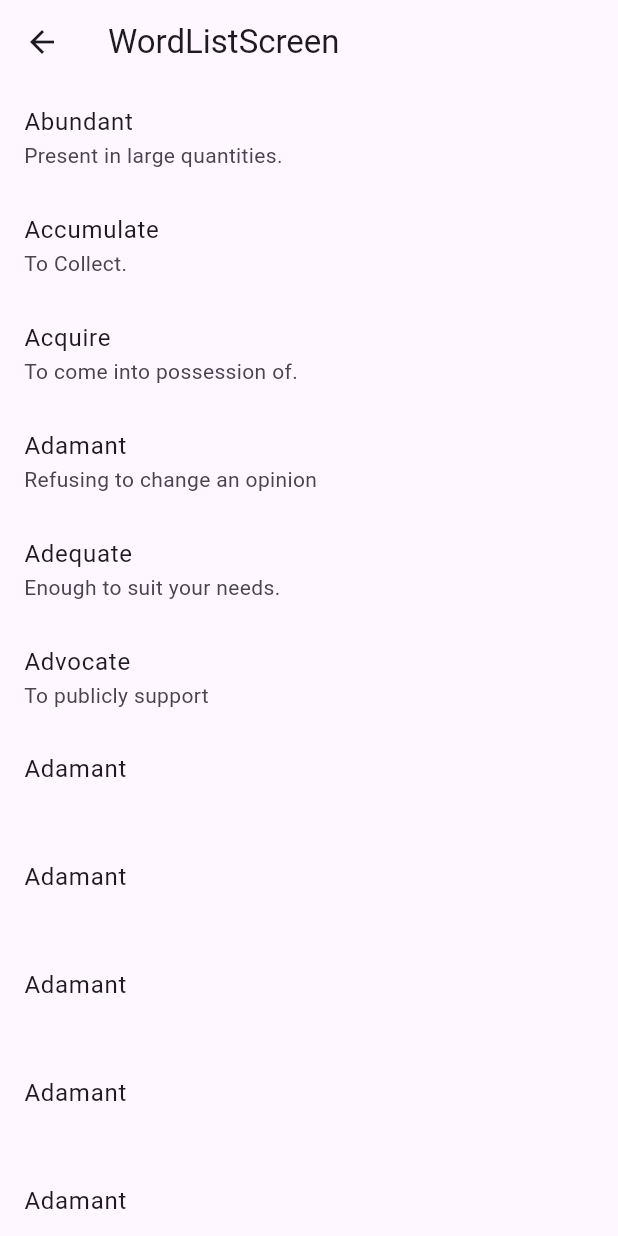
After one commit to vipullal-github/toefl-trainer-flutter, a Flutter app: the screen it shows after launch, after a tap on "English Words", on a phone screen of 412 x 824 dp. The commit adds this screen. Run offline on Flutter 3.47's test engine with Material 2 defaults, Android fonts, the phone set to English and light mode, and no system bars.

Commit message:
Rough draft of the word list screen

```diff
--- a/lib/app_data_provider.dart
+++ b/lib/app_data_provider.dart
@@ -1,5 +1,6 @@
 import 'package:flutter/material.dart';
 
+import 'learn_word.dart';
 import 'word_category.dart';
 
 class AppDataProvider with ChangeNotifier {
@@ -8,5 +9,36 @@ class AppDataProvider with ChangeNotifier {
     WordCategory(id: 2, categoryName: "Vietnamese words")
   ];
 
+  final List<LearnWord> _wordsList = [
+    LearnWord(id: 1, categoryId: 1, word: "Abundant", meaning: "Present in large quantities.", notes: "Living close to a lake means we have an abundant supply of water."),
+    LearnWord(id: 1, categoryId: 1, word: "Accumulate", meaning: "To Collect.", notes: "He was good at business and accumulated a large amount of wealth"),
+    LearnWord(id: 1, categoryId: 1, word: "Acquire", meaning: "To come into possession of.", notes: "When my grandmother died, I acquired her cookbook collection."),
+    LearnWord(id: 1, categoryId: 1, word: "Adamant", meaning: "Refusing to change an opinion", notes: "The defendant was adamant that he was innocent."),
+    LearnWord(id: 1, categoryId: 1, word: "Adequate", meaning: "Enough to suit your needs.", notes: "Our house isn’t big, but it’s adequate for the two of us."),
+    LearnWord(id: 1, categoryId: 1, word: "Advocate", meaning: "To publicly support", notes: "My aunt is a major advocate for women’s’ rights."),
+    LearnWord(id: 1, categoryId: 1, word: "Adamant", meaning: "", notes: ""),
+    LearnWord(id: 1, categoryId: 1, word: "Adamant", meaning: "", notes: ""),
+    LearnWord(id: 1, categoryId: 1, word: "Adamant", meaning: "", notes: ""),
+    LearnWord(id: 1, categoryId: 1, word: "Adamant", meaning: "", notes: ""),
+    LearnWord(id: 1, categoryId: 1, word: "Adamant", meaning: "", notes: ""),
+    LearnWord(id: 1, categoryId: 1, word: "Adamant", meaning: "", notes: ""),
+    LearnWord(id: 1, categoryId: 1, word: "Adamant", meaning: "", notes: ""),
+    LearnWord(id: 1, categoryId: 1, word: "Adamant", meaning: "", notes: ""),
+    LearnWord(id: 1, categoryId: 1, word: "Adamant", meaning: "", notes: ""),
+    LearnWord(id: 1, categoryId: 1, word: "Adamant", meaning: "", notes: ""),
+    LearnWord(id: 1, categoryId: 1, word: "Adamant", meaning: "", notes: ""),
+    LearnWord(id: 1, categoryId: 1, word: "Adamant", meaning: "", notes: ""),
+    LearnWord(id: 1, categoryId: 1, word: "Adamant", meaning: "", notes: ""),
+    LearnWord(id: 1, categoryId: 1, word: "Adamant", meaning: "", notes: ""),
+    LearnWord(id: 1, categoryId: 1, word: "Adamant", meaning: "", notes: ""),
+    LearnWord(id: 1, categoryId: 1, word: "Adamant", meaning: "", notes: ""),
+    LearnWord(id: 1, categoryId: 1, word: "Adamant", meaning: "", notes: ""),
+    LearnWord(id: 1, categoryId: 1, word: "Adamant", meaning: "", notes: ""),
+    LearnWord(id: 1, categoryId: 1, word: "Adamant", meaning: "", notes: ""),
+    LearnWord(id: 1, categoryId: 1, word: "Adamant", meaning: "", notes: ""),
+    LearnWord(id: 1, categoryId: 1, word: "Adamant", meaning: "", notes: ""),
+  ];
+
   List<WordCategory> get categories => _categories;
+  List<LearnWord> get wordList => _wordsList;
 }
--- a/lib/category_list_screen.dart
+++ b/lib/category_list_screen.dart
@@ -12,6 +12,11 @@ class CategoryListScreen extends StatelessWidget {
         return ListTile(
           title: Text(e.categoryName),
           subtitle: Text(e.description),
+          onTap: () {
+            Navigator.of(context).pushNamed("/wordList");
+            // Navigator.of(context).push(MaterialPageRoute(
+            //     builder: (context) => const WordListScreen()));
+          },
         );
       },
     ).toList();
--- a/lib/learn_word.dart
+++ b/lib/learn_word.dart
@@ -1,11 +1,13 @@
 class LearnWord {
   int id;
+  int categoryId;
   String word;
   String meaning;
   String notes;
 
   LearnWord(
       {required this.id,
+      required this.categoryId,
       required this.word,
       required this.meaning,
       required this.notes});
--- a/lib/main.dart
+++ b/lib/main.dart
@@ -2,6 +2,7 @@ import 'package:flutter/material.dart';
 import 'package:provider/provider.dart';
 import 'package:wordlist/app_data_provider.dart';
 import 'package:wordlist/category_list_screen.dart';
+import 'package:wordlist/word_list_screen.dart';
 
 void main() {
   runApp(
@@ -24,8 +25,11 @@ class MyApp extends StatelessWidget {
         colorScheme: ColorScheme.fromSeed(seedColor: Colors.deepPurple),
         useMaterial3: true,
       ),
-        home:
-            const CategoryListScreen() //const MyHomePage(title: 'Flutter Demo Home Page'),
+      routes: {
+        '/': (context) => const CategoryListScreen(),
+        '/wordList': (context) => const WordListScreen(),
+      },
+      initialRoute: '/',
     );
   }
 }
--- /dev/null
+++ b/lib/word_list_screen.dart
@@ -0,0 +1,30 @@
+import 'package:flutter/material.dart';
+import 'package:provider/provider.dart';
+import 'package:wordlist/app_data_provider.dart';
+
+import 'learn_word.dart';
+
+class WordListScreen extends StatelessWidget {
+
+  const WordListScreen({super.key});
+
+  @override
+  Widget build(BuildContext context) {
+    final AppDataProvider p = context.read<AppDataProvider>();
+    final wordList = p.wordList;
+    return Scaffold(
+        appBar: AppBar(
+          title: const Text("WordListScreen"),
+        ),
+        body: ListView.builder(
+          itemCount: wordList.length,
+          itemBuilder: (context, index) {
+            LearnWord lw = wordList[index];
+            return ListTile(
+              title: Text(lw.word),
+              subtitle: Text(lw.meaning),
+            );
+          },
+        ));
+  }
+}
```
Lines whose indentation alone changed are shown as unchanged.
